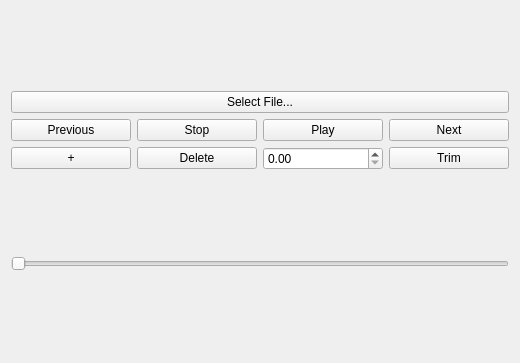
This is resources/animation_plugin.ui in marvmn/rqt_animation as Qt 5 draws it before an edit. The edited form follows.
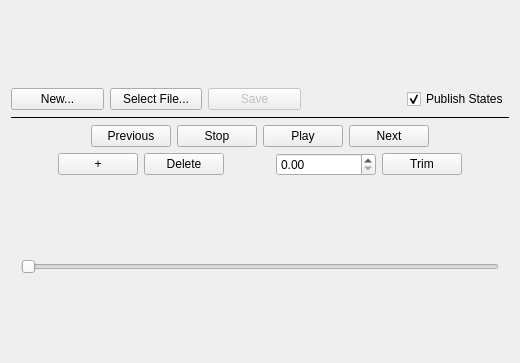
This is the edited form.

Patch:
```diff
--- a/resources/animation_plugin.ui
+++ b/resources/animation_plugin.ui
@@ -18,6 +18,13 @@
                 <layout class="QVBoxLayout" name="verticalLayout">
                     <item>
                         <layout class="QHBoxLayout" name="filePanel">
+       <item>
+        <widget class="QPushButton" name="newButton">
+         <property name="text">
+          <string>New...</string>
+         </property>
+        </widget>
+       </item>
                             <item>
                                 <widget class="QPushButton" name="fileButton">
                                     <property name="text">
@@ -25,10 +32,81 @@
                                     </property>
                                 </widget>
                             </item>
-                        </layout>
-                    </item>
+       <item>
+        <widget class="QPushButton" name="saveButton">
+         <property name="enabled">
+          <bool>false</bool>
+         </property>
+         <property name="text">
+          <string>Save</string>
+         </property>
+        </widget>
+       </item>
+       <item>
+        <spacer name="horizontalSpacer">
+         <property name="orientation">
+          <enum>Qt::Horizontal</enum>
+         </property>
+         <property name="sizeType">
+          <enum>QSizePolicy::Preferred</enum>
+         </property>
+         <property name="sizeHint" stdset="0">
+          <size>
+           <width>100</width>
+           <height>20</height>
+          </size>
+         </property>
+        </spacer>
+       </item>
+       <item>
+        <widget class="QCheckBox" name="publishCheckBox">
+         <property name="acceptDrops">
+          <bool>false</bool>
+         </property>
+         <property name="statusTip">
+          <string>If checked, joint states are published to the real robot</string>
+         </property>
+         <property name="layoutDirection">
+          <enum>Qt::LeftToRight</enum>
+         </property>
+         <property name="text">
+          <string>Publish States</string>
+         </property>
+         <property name="checked">
+          <bool>true</bool>
+         </property>
+        </widget>
+       </item>
+      </layout>
+     </item>
+     <item>
+      <widget class="Line" name="line">
+       <property name="frameShadow">
+        <enum>QFrame::Plain</enum>
+       </property>
+       <property name="lineWidth">
+        <number>1</number>
+       </property>
+       <property name="orientation">
+        <enum>Qt::Horizontal</enum>
+       </property>
+      </widget>
+     </item>
                     <item>
                         <layout class="QHBoxLayout" name="controlPanel">
+       <item>
+        <spacer name="horizontalSpacer_2">
+         <property name="orientation">
+          <enum>Qt::Horizontal</enum>
+         </property>
+         <property name="sizeHint" stdset="0">
+          <size>
+           <width>40</width>
+           <height>20</height>
+          </size>
+         </property>
+        </spacer>
+       </item>
                             <item>
                                 <widget class="QPushButton" name="previousButton">
                                     <property name="text">
@@ -57,10 +135,36 @@
                                     </property>
                                 </widget>
                             </item>
+       <item>
+        <spacer name="horizontalSpacer_3">
+         <property name="orientation">
+          <enum>Qt::Horizontal</enum>
+         </property>
+         <property name="sizeHint" stdset="0">
+          <size>
+           <width>40</width>
+           <height>20</height>
+          </size>
+         </property>
+        </spacer>
+       </item>
                         </layout>
                     </item>
                     <item>
                         <layout class="QHBoxLayout" name="editPanel">
+       <item>
+        <spacer name="horizontalSpacer_5">
+         <property name="orientation">
+          <enum>Qt::Horizontal</enum>
+         </property>
+         <property name="sizeHint" stdset="0">
+          <size>
+           <width>40</width>
+           <height>20</height>
+          </size>
+         </property>
+        </spacer>
+       </item>
                             <item>
                                 <widget class="QPushButton" name="addButton">
                                     <property name="text">
@@ -76,7 +180,27 @@
                                 </widget>
                             </item>
                             <item>
-                                <widget class="QDoubleSpinBox" name="timeSpinBox" />
+        <spacer name="horizontalSpacer_4">
+         <property name="orientation">
+          <enum>Qt::Horizontal</enum>
+         </property>
+         <property name="sizeHint" stdset="0">
+          <size>
+           <width>40</width>
+           <height>20</height>
+          </size>
+         </property>
+        </spacer>
+       </item>
+       <item>
+        <widget class="QDoubleSpinBox" name="timeSpinBox">
+         <property name="minimumSize">
+          <size>
+           <width>100</width>
+           <height>0</height>
+          </size>
+         </property>
+        </widget>
                             </item>
                             <item>
                                 <widget class="QPushButton" name="trimButton">
@@ -85,10 +209,31 @@
                                     </property>
                                 </widget>
                             </item>
+       <item>
+        <spacer name="horizontalSpacer_6">
+         <property name="orientation">
+          <enum>Qt::Horizontal</enum>
+         </property>
+         <property name="sizeHint" stdset="0">
+          <size>
+           <width>40</width>
+           <height>20</height>
+          </size>
+         </property>
+        </spacer>
+       </item>
                         </layout>
                     </item>
                 </layout>
             </item>
+   <item>
+    <layout class="QVBoxLayout" name="timeSliderPanel">
+     <property name="leftMargin">
+      <number>10</number>
+     </property>
+     <property name="rightMargin">
+      <number>10</number>
+     </property>
             <item>
                 <widget class="QSlider" name="timeSlider">
                     <property name="mouseTracking">
@@ -100,7 +245,9 @@
                 </widget>
             </item>
         </layout>
-    </widget>
-    <resources />
-    <connections />
+   </item>
+  </layout>
+ </widget>
+ <resources/>
+ <connections/>
 </ui>
```
Left out of the diff: 2 changed lines with no effect on the pictures. Lines whose indentation alone changed are shown as unchanged.
